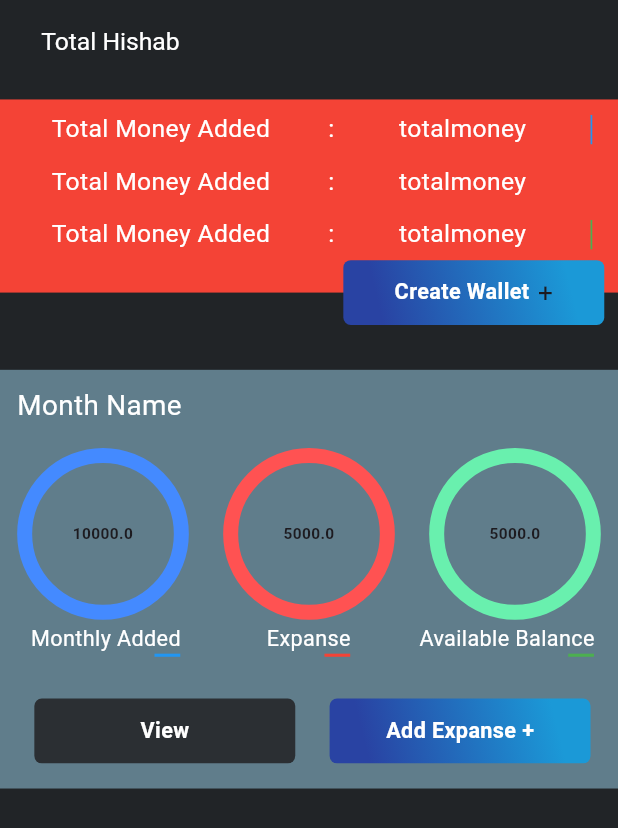
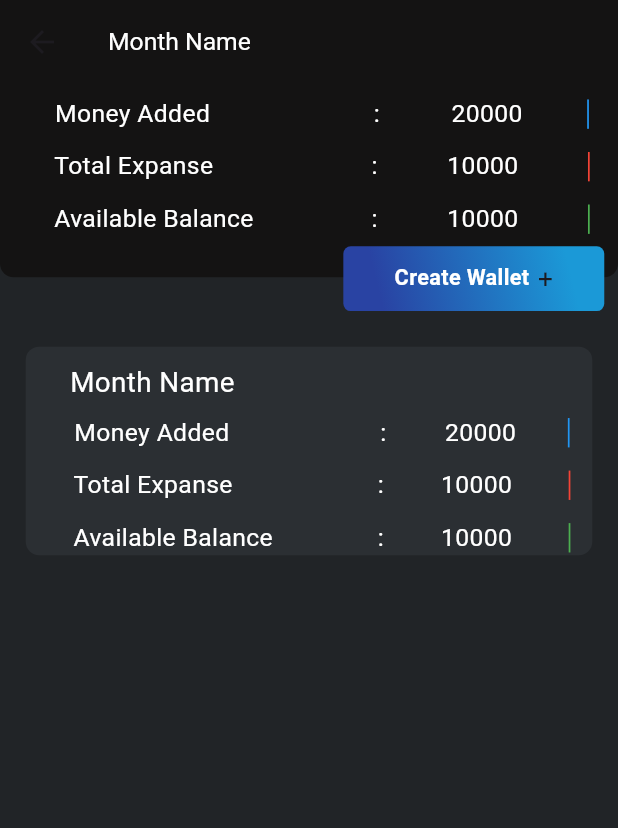
Before and after one commit to AAShayon01/hisab, a Flutter app: the Homepage screen opened directly, after a tap on "View", on a phone screen of 412 x 824 dp. Shown: the top 828 px of the screen. Run offline on Flutter 3.47's test engine with Material 3 defaults, Android fonts, the phone set to English and light mode, and no system bars; our stand-ins replace firebase_auth, firebase_core, flutter_screenutil, google_sign_in; accounts and stored records are empty.

Commit message:
homepage.dart ,ring fixes,adding ExpanseList.dart

```diff
--- a/lib/utils/app_constant.dart
+++ b/lib/utils/app_constant.dart
@@ -14,6 +14,11 @@ class AppConst{
     fontWeight: FontWeight.w400,
     fontSize: 14.sp,
   );
+  static TextStyle appTableDataStyle=TextStyle(
+    color: const Color(0xFFffffff),
+    fontWeight: FontWeight.w400,
+    fontSize: 14.sp,
+  );
   static TextStyle appTextStyle=TextStyle(
     color: const Color(0xffffffff),
     fontSize: 16.sp,
@@ -24,6 +29,12 @@ class AppConst{
     color: const Color(0xffffffff),
     fontSize: 14.sp,
     fontWeight: FontWeight.w700,
+    height: 0,
+  );
+  static TextStyle appTableHeaderTextStyle=TextStyle(
+    color: const Color(0xffffffff),
+    fontSize: 14.sp,
+    fontWeight: FontWeight.w600,
     height: 0,
   );
   static TextStyle appMonthNameTextStyle=TextStyle(
--- a/lib/view/screen/homepage.dart
+++ b/lib/view/screen/homepage.dart
@@ -2,7 +2,9 @@ import 'package:flutter/material.dart';
 import 'package:flutter_screenutil/flutter_screenutil.dart';
 import 'package:hisab/utils/app_constant.dart';
 import 'package:hisab/view/screen/note.dart';
+import 'package:hisab/view/widgets/aDDExpanse.dart';
 import 'package:hisab/view/widgets/circularProgressIndicator.dart';
+import 'package:hisab/view/widgets/viewDetails.dart';
 
 import '../widgets/createWallet.dart';
 class Homepage extends StatefulWidget {
@@ -17,10 +19,10 @@ class _HomepageState extends State<Homepage> {
   Widget build(BuildContext context) {
     return Scaffold(
       resizeToAvoidBottomInset: true,
-      backgroundColor: AppConst.appBackgroundColor,
+      backgroundColor: AppConst.appTFFBorderColor,
       appBar: AppBar(
         automaticallyImplyLeading: false,
-        backgroundColor: Colors.transparent,
+        backgroundColor: AppConst.appBackgroundColor,
         title: Padding(
           padding: EdgeInsets.only(left: 10.w),
           child:Text('Total Hishab',style: AppConst.appTextStyle,),
@@ -29,12 +31,18 @@ class _HomepageState extends State<Homepage> {
       body: Stack(
         children: [
           Positioned(
-            top: 10.h,
+            top: 0.h,
             left: 0.w,
             right: 0.w,
             child: Container(
               height: 125.h,
-                  color: Colors.red,
+                  decoration:BoxDecoration(
+                    color: AppConst.appBackgroundColor,
+                   borderRadius: BorderRadius.only(
+                     bottomLeft: Radius.circular(9),
+                     bottomRight: Radius.circular(9),
+                   )
+                  ) ,
                   child: Padding(
                     padding: EdgeInsets.only(left: 15.w,top: 10.h),
                     child: Column(
@@ -47,9 +55,11 @@ class _HomepageState extends State<Homepage> {
                             crossAxisAlignment: CrossAxisAlignment.start,
                             mainAxisAlignment: MainAxisAlignment.spaceAround,
                             children: [
-                              Text('Total Money Added',style: AppConst.appTextStyle,),
+                              Container(
+                                  width: 148.w,
+                                  child: Text('Total Money Added',style: AppConst.appTextStyle,)),
                               Text(' : ',style: AppConst.appTextStyle,),
-                              Text(" totalmoney  ",style: AppConst.appTextStyle,),
+                              Text(" 20000 ",style: AppConst.appTextStyle,),
                               Container(width: 1.w,color: Colors.blue,)
                             ],
                           ),
@@ -62,9 +72,10 @@ class _HomepageState extends State<Homepage> {
                               crossAxisAlignment: CrossAxisAlignment.start,
                               mainAxisAlignment: MainAxisAlignment.spaceAround,
                               children: [
-                                Text('Total Money Added',style: AppConst.appTextStyle,),
+                                Container(
+                                    width:148.w,child: Text('Total Expanse',style: AppConst.appTextStyle,)),
                                 Text(' : ',style: AppConst.appTextStyle,),
-                                Text(" totalmoney  ",style: AppConst.appTextStyle,),
+                                Text(" 10000  ",style: AppConst.appTextStyle,),
                                 Container(width: 1.w,color: Colors.red,)
                               ],
                             ),
@@ -78,9 +89,11 @@ class _HomepageState extends State<Homepage> {
                               crossAxisAlignment: CrossAxisAlignment.start,
                               mainAxisAlignment: MainAxisAlignment.spaceAround,
                               children: [
-                                Text('Total Money Added',style: AppConst.appTextStyle,),
+                                Container(
+                                    width: 148.w,
+                                    child: Text('Available Balance',style: AppConst.appTextStyle,)),
                                 Text(' : ',style: AppConst.appTextStyle,),
-                                Text(" totalmoney  ",style: AppConst.appTextStyle,),
+                                Text(" 10000  ",style: AppConst.appTextStyle,),
                                 Container(width: 1.w,color: Colors.green,)
                               ],
                             ),
@@ -130,7 +143,8 @@ class _HomepageState extends State<Homepage> {
 
                     )),
               )),
-          Positioned(top: 185.h,child: Container(height:271.h,width: 390.w,color: Colors.blueGrey,
+          Positioned(top: 185.h,
+              child: Container(height:271.h,width: 390.w,color: AppConst.appTFFBorderColor,
           child: Padding(
             padding: EdgeInsets.only(left:10.w,top: 10.h),
             child: Column(
@@ -292,12 +306,15 @@ class _HomepageState extends State<Homepage> {
                             decoration: BoxDecoration(
                               borderRadius: BorderRadius.circular(5),
                               color:Color(0xFF2B2F33),
+                              border: Border.all(width: 1,color: Colors.blue)
                             ),
                             child: Center(
                               child: Text('View',style: AppConst.appButtonTextStyle,),
                             ),
                           ),
-                          onTap: (){},
+                          onTap: (){
+                            Navigator.push(context, MaterialPageRoute(builder: (context)=>ExpanseDetails()));
+                          },
                         ),
                       ),
                       Padding(
@@ -319,7 +336,18 @@ class _HomepageState extends State<Homepage> {
                               child: Text('Add Expanse +',style: AppConst.appButtonTextStyle,),
                             ),
                           ),
-                          onTap: (){Navigator.push(context, MaterialPageRoute(builder:(context) => Note() ));},
+                          onTap: (){  showModalBottomSheet<void>(
+                            context: context,
+                            builder: (BuildContext context) {
+                              return SingleChildScrollView(
+                                child: Padding(
+                                  padding: EdgeInsets.only(
+                                      bottom: MediaQuery.of(context).viewInsets.bottom ),
+                                  child: AddExpanse(),
+                                ),
+                              );
+                            },
+                          );},
                         ),
                       ),
 
--- /dev/null
+++ b/lib/view/widgets/viewDetails.dart
@@ -0,0 +1,245 @@
+import 'package:flutter/material.dart';
+import 'package:flutter_screenutil/flutter_screenutil.dart';
+
+import '../../utils/app_constant.dart';
+import 'ExpanseList.dart';
+import 'aDDExpanse.dart';
+import 'createWallet.dart';
+class ExpanseDetails extends StatelessWidget {
+  const ExpanseDetails({super.key});
+
+  @override
+  Widget build(BuildContext context) {
+    return Scaffold(
+      resizeToAvoidBottomInset: true,
+      backgroundColor:Color(0xFF212427),
+      appBar: AppBar(
+        backgroundColor:Color(0xFF141313),
+        title: Text('Month Name',style: AppConst.appTextStyle,),
+      ),
+      body: Column(
+        children: [
+          Container(
+            height: 150.h,
+            child: Stack(
+              children: [
+                Positioned(
+                  top: 0,left: 0,right: 0,
+                  child: Container(
+                    height: 125.h,
+                    decoration:BoxDecoration(
+                        color: Color(0xFF141313),
+                        borderRadius: BorderRadius.only(
+                          bottomLeft: Radius.circular(9),
+                          bottomRight: Radius.circular(9),
+                        )
+                    ) ,
+                    child: Padding(
+                      padding: EdgeInsets.only(left: 15.w,top: 10.h),
+                      child: Column(
+                        mainAxisAlignment: MainAxisAlignment.start,
+                        crossAxisAlignment: CrossAxisAlignment.start,
+                        children: [
+                          Container(
+                            height: 19.h,
+                            child: Row(
+                              crossAxisAlignment: CrossAxisAlignment.start,
+                              mainAxisAlignment: MainAxisAlignment.spaceAround,
+                              children: [
+                                Container(
+                                    width: 148.w,
+                                    child: Text('Money Added',style: AppConst.appTextStyle,)),
+                                Text(' : ',style: AppConst.appTextStyle,),
+                                Text(" 20000 ",style: AppConst.appTextStyle,),
+                                Container(width: 1.w,color: Colors.blue,)
+                              ],
+                            ),
+                          ),
+                          Padding(
+                            padding:EdgeInsets.only(top: 15.h),
+                            child: SizedBox(
+                              height: 19.h,
+                              child: Row(
+                                crossAxisAlignment: CrossAxisAlignment.start,
+                                mainAxisAlignment: MainAxisAlignment.spaceAround,
+                                children: [
+                                  Container(
+                                      width:148.w,child: Text('Total Expanse',style: AppConst.appTextStyle,)),
+                                  Text(' : ',style: AppConst.appTextStyle,),
+                                  Text(" 10000  ",style: AppConst.appTextStyle,),
+                                  Container(width: 1.w,color: Colors.red,)
+                                ],
+                              ),
+                            ),
+                          ),
+                          Padding(
+                            padding:EdgeInsets.only(top: 15.h),
+                            child: SizedBox(
+                              height: 19.h,
+                              child: Row(
+                                crossAxisAlignment: CrossAxisAlignment.start,
+                                mainAxisAlignment: MainAxisAlignment.spaceAround,
+                                children: [
+                                  Container(
+                                      width: 148.w,
+                                      child: Text('Available Balance',style: AppConst.appTextStyle,)),
+                                  Text(' : ',style: AppConst.appTextStyle,),
+                                  Text(" 10000  ",style: AppConst.appTextStyle,),
+                                  Container(width: 1.w,color: Colors.green,)
+                                ],
+                              ),
+                            ),
+                          ),
+                        ],
+                      ),
+                    ),
+                  ),
+
+                ),
+                Positioned(
+                  left: 200.w,
+                    top: 105.h,
+                  child: InkWell(
+                    onTap: (){
+                      showModalBottomSheet<void>(
+                        context: context,
+                        builder: (BuildContext context) {
+                          return SingleChildScrollView(
+                            child: Padding(
+                              padding: EdgeInsets.only(
+                                  bottom: MediaQuery.of(context).viewInsets.bottom + 50.h),
+                              child: CreateWallet(),
+                            ),
+                          );
+                        },
+                      );
+                    },
+                    child: Container(
+                      decoration: BoxDecoration(
+                        borderRadius: BorderRadius.circular(5),
+                        gradient:const LinearGradient(
+                            begin:  Alignment(0.71, -0.71),
+                            end:  Alignment(-0.71, 0.71),
+                            colors:  [Color(0xFF1B99D7), Color(0xFF2943A3)]
+                        ),
+                      ),
+                      height:42.h,width: 152.w,
+                      child: Row( mainAxisAlignment: MainAxisAlignment.center,
+                        children: [
+                          Text('Create Wallet',style: AppConst.appButtonTextStyle,),
+                          Padding(
+                            padding: EdgeInsets.only(left:5.w),
+                            child: Text('+',style: TextStyle(fontSize: 17.sp),),
+                          )
+                        ],
+
+                      )),
+                  ),)
+              ],
+            ),
+          ),
+          Padding(
+            padding: EdgeInsets.only(top:20.h,left: 15.w,right: 15.w),
+            child: Container(
+              height: 135.h,
+              decoration:BoxDecoration(
+                  // color: AppConst.appBackgroundColor,
+                color: Color(0xFF2B2F33),
+                  borderRadius: BorderRadius.only(
+                    topRight:Radius.circular(9),
+                    topLeft: Radius.circular(9),
+                    bottomLeft: Radius.circular(9),
+                    bottomRight: Radius.circular(9),
+                  )
+              ) ,
+              child: Padding(
+                padding: EdgeInsets.only(left: 15.w,top: 10.h),
+                child: InkWell(
+                  onTap: (){  showModalBottomSheet<void>(
+                    context: context,
+                    builder: (BuildContext context) {
+                      return SingleChildScrollView(
+                        child: Padding(
+                          padding: EdgeInsets.only(
+                              bottom: MediaQuery.of(context).viewInsets.bottom ),
+                          child: const ExpanseList(),
+                        ),
+                      );
+                    },
+                  );
+
+                  },
+                  child: Container(
+                    child: Column(
+                      mainAxisAlignment: MainAxisAlignment.start,
+                      crossAxisAlignment: CrossAxisAlignment.start,
+                      children: [
+                        Padding(
+                          padding: EdgeInsets.only(left: 12.h),
+                          child: Text('Month Name',style: AppConst.appMonthNameTextStyle,),
+                        ),
+                        Padding(
+                          padding:EdgeInsets.only(top: 10.h),
+                          child: Container(
+                            height: 19.h,
+                            child: Row(
+                              crossAxisAlignment: CrossAxisAlignment.start,
+                              mainAxisAlignment: MainAxisAlignment.spaceAround,
+                              children: [
+                                Container(
+                                    width: 148.w,
+                                    child: Text('Money Added',style: AppConst.appTextStyle,)),
+                                Text(' : ',style: AppConst.appTextStyle,),
+                                Text(" 20000 ",style: AppConst.appTextStyle,),
+                                Container(width: 1.w,color: Colors.blue,)
+                              ],
+                            ),
+                          ),
+                        ),
+                        Padding(
+                          padding:EdgeInsets.only(top: 15.h),
+                          child: SizedBox(
+                            height: 19.h,
+                            child: Row(
+                              crossAxisAlignment: CrossAxisAlignment.start,
+                              mainAxisAlignment: MainAxisAlignment.spaceAround,
+                              children: [
+                                Container(
+                                    width:148.w,child: Text('Total Expanse',style: AppConst.appTextStyle,)),
+                                Text(' : ',style: AppConst.appTextStyle,),
+                                Text(" 10000  ",style: AppConst.appTextStyle,),
+                                Container(width: 1.w,color: Colors.red,)
+                              ],
+                            ),
+                          ),
+                        ),
+                        Padding(
+                          padding:EdgeInsets.only(top: 15.h),
+                          child: SizedBox(
+                            height: 19.h,
+                            child: Row(
+                              crossAxisAlignment: CrossAxisAlignment.start,
+                              mainAxisAlignment: MainAxisAlignment.spaceAround,
+                              children: [
+                                Container(
+                                    width: 148.w,
+                                    child: Text('Available Balance',style: AppConst.appTextStyle,)),
+                                Text(' : ',style: AppConst.appTextStyle,),
+                                Text(" 10000  ",style: AppConst.appTextStyle,),
+                                Container(width: 1.w,color: Colors.green,)
+                              ],
+                            ),
+                          ),
+                        ),
+                      ],
+                    ),
+                  ),
+                ),
+              ),
+            ),
+          ),
+        ],
+      ),
+    );
+  }
+}
```
Also changed, not shown: lib/view/widgets/ExpanseList.dart (added, +259 -0 lines), lib/view/widgets/aDDExpanse.dart (added, +103 -0 lines), lib/generated/assets.dart.
